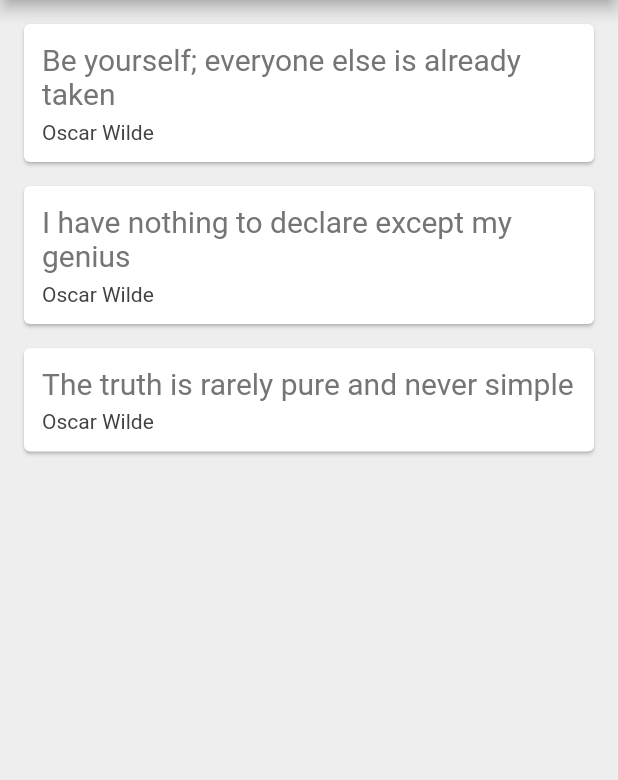
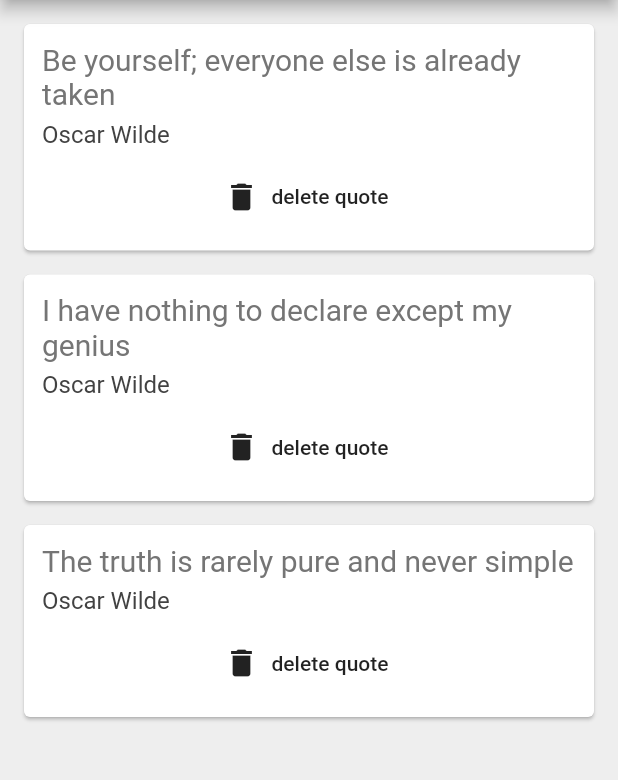
Before and after one commit to timidolapo/quotes, a Flutter app: the screen it shows after launch, on a phone screen of 412 x 824 dp, the part 84-864 px from its top. Run offline on Flutter 3.47's test engine with Material 2 defaults, Android fonts, the phone set to English and light mode, and no system bars.

Commit message:
applied delete button

```diff
--- a/lib/main.dart
+++ b/lib/main.dart
@@ -1,5 +1,6 @@
 import 'package:flutter/material.dart';
 import 'quote.dart';
+import 'quote_card.dart';
 
 void main() {
   runApp(MaterialApp(home: QuoteList()));
@@ -23,35 +24,6 @@ class _QuoteListState extends State<QuoteList> {
         text: 'The truth is rarely pure and never simple')
   ];
 
-  Widget quoteTemplete(quote) {
-    return Card(
-      margin: EdgeInsets.fromLTRB(16.0, 16.0, 16.0, 0),
-      child: Padding(
-        padding: const EdgeInsets.all(12.0),
-        child: Column(
-          crossAxisAlignment: CrossAxisAlignment.stretch,
-          children: <Widget>[
-            Text(
-              quote.text,
-              style: TextStyle(
-                fontSize: 20.0,
-                color: Colors.grey[600],
-              ),
-            ),
-            SizedBox(height: 6.0),
-            Text(
-              quote.author,
-              style: TextStyle(
-                fontSize: 14.0,
-                color: Colors.grey[800],
-              ),
-            ),
-          ],
-        ),
-      ),
-    );
-  }
-
   @override
   Widget build(BuildContext context) {
     return Scaffold(
@@ -62,7 +34,15 @@ class _QuoteListState extends State<QuoteList> {
         backgroundColor: Colors.redAccent,
       ),
       body: Column(
-        children: quotes.map((quote) => quoteTemplete(quote)).toList(),
+        children: quotes
+            .map((quote) => QuoteCard(
+                quote: quote,
+                delete: () {
+                  setState(() {
+                    quotes.remove(quote);
+                  });
+                }))
+            .toList(),
       ),
     );
   }
--- /dev/null
+++ b/lib/quote_card.dart
@@ -0,0 +1,44 @@
+import 'package:flutter/material.dart';
+import 'quote.dart';
+
+class QuoteCard extends StatelessWidget {
+  final Quote quote;
+  final Function delete;
+  QuoteCard({this.quote, this.delete});
+
+  @override
+  Widget build(BuildContext context) {
+    return Card(
+      margin: EdgeInsets.fromLTRB(16.0, 16.0, 16.0, 0),
+      child: Padding(
+        padding: const EdgeInsets.all(12.0),
+        child: Column(
+          crossAxisAlignment: CrossAxisAlignment.stretch,
+          children: <Widget>[
+            Text(
+              quote.text,
+              style: TextStyle(
+                fontSize: 20.0,
+                color: Colors.grey[600],
+              ),
+            ),
+            SizedBox(height: 6.0),
+            Text(
+              quote.author,
+              style: TextStyle(
+                fontSize: 16.0,
+                color: Colors.grey[800],
+              ),
+            ),
+            SizedBox(height: 8.0),
+            FlatButton.icon(
+              onPressed: delete,
+              icon: Icon(Icons.delete),
+              label: Text('delete quote'),
+            ),
+          ],
+        ),
+      ),
+    );
+  }
+}
```
Also changed, not shown: pubspec.lock.
